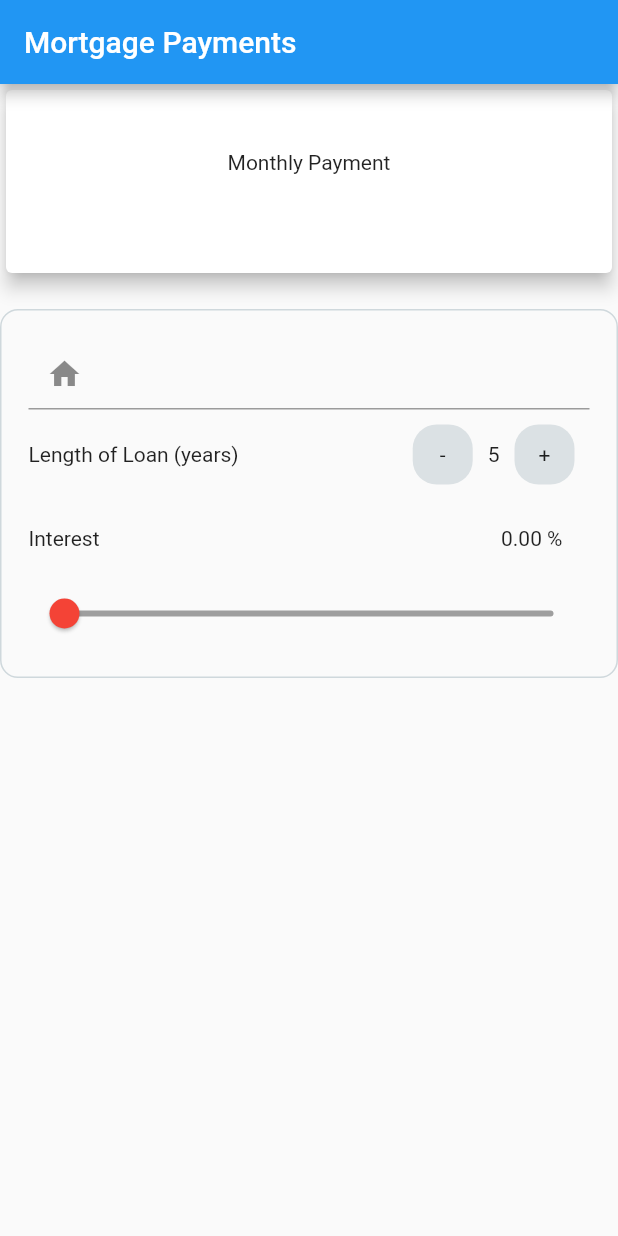
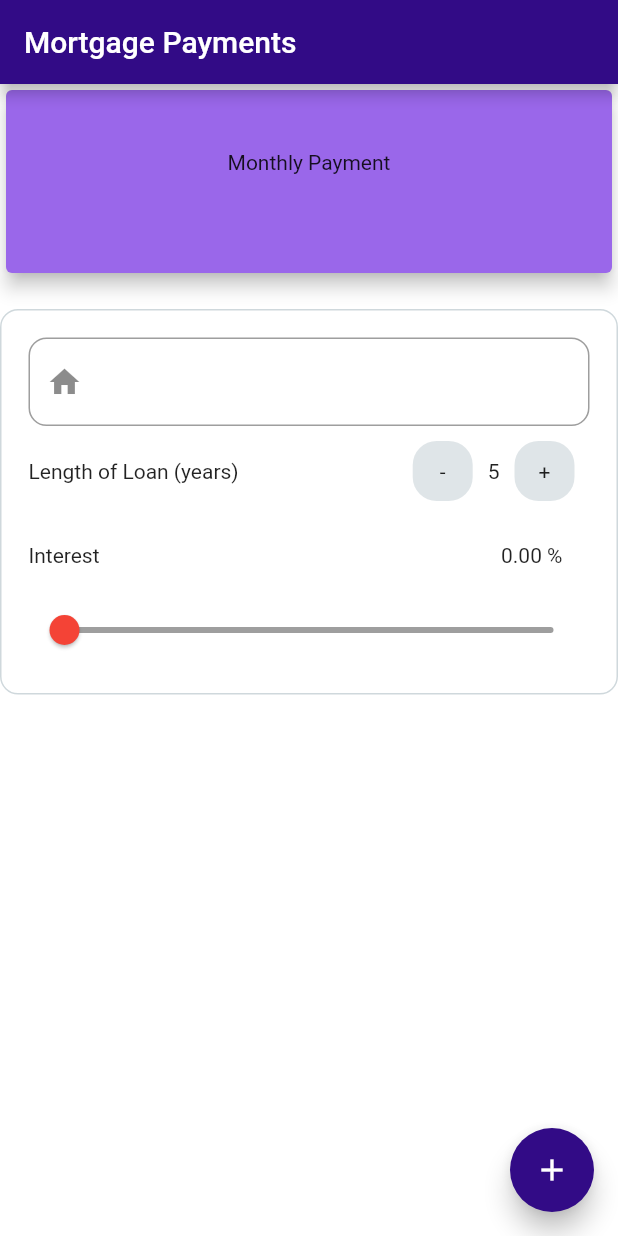
Before and after one commit to codr-mayank/mortgage_calculator-app, a Flutter app: the screen it shows after launch, after a tap on an icon or button, on a phone screen of 412 x 824 dp. Run offline on Flutter 3.47's test engine with Material 2 defaults, Android fonts, the phone set to English and light mode, and no system bars.

Commit message:
add color palette and make app theme

```diff
--- a/lib/main.dart
+++ b/lib/main.dart
@@ -1,7 +1,42 @@
 import 'package:flutter/material.dart';
 import 'package:mortgage_payment_starter_app/ui/mortgage_app.dart';
+import 'package:mortgage_payment_starter_app/util/colors.dart';
 
+final ThemeData _mortgageTheme = _buildMortgageTheme();
+
+ThemeData _buildMortgageTheme() {
+  final ThemeData base = ThemeData.light();
+  return base.copyWith(
+    accentColor: primaryIndigoDark,
+    primaryColor: secondaryPurpleDark,
+    scaffoldBackgroundColor: secondaryBackgroundWhite,
+    hintColor: textOnPrimaryBlack,
+    cardColor: secondaryPurpleLight,
+    textTheme: _buildMortgageTextTheme(base.textTheme),
+    inputDecorationTheme: InputDecorationTheme(
+      border: OutlineInputBorder(
+        borderSide: BorderSide(color: primaryIndigoDark),
+        borderRadius: BorderRadius.circular(12),
+      ),
+    ),
+    floatingActionButtonTheme: base.floatingActionButtonTheme.copyWith(
+      elevation: 7,
+      splashColor: primaryIndigoLight,
+      backgroundColor: secondaryPurpleDark,
+    ),
+  );
+}
+
+_buildMortgageTextTheme(TextTheme base) {
+  return base.copyWith(
+    body1: TextStyle(
+      color: textOnPrimaryBlack,
+      fontSize: 16,
+    ),
+  );
+}
 
 void main() => runApp(new MaterialApp(
-  home: MortgageApp(),
-));
+      theme: _buildMortgageTheme(),
+      home: MortgageApp(),
+    ));
--- a/lib/ui/mortgage_app.dart
+++ b/lib/ui/mortgage_app.dart
@@ -11,10 +11,13 @@ class _MortgageAppState extends State<MortgageApp> {
   int _lengthOfLoan = 0;
   double _homePrice = 0.0;
 
-
   @override
   Widget build(BuildContext context) {
     return Scaffold(
+      floatingActionButton: FloatingActionButton(
+        onPressed: ()=>{},
+        child: Icon(Icons.add),
+      ),
       appBar: AppBar(
         title: Text("Mortgage Payments"),
       ),
@@ -32,19 +35,19 @@ class _MortgageAppState extends State<MortgageApp> {
                   children: <Widget>[
                     Text("Monthly Payment"),
                     SizedBox(height: 9),
-                    Text(" ${ ( _homePrice > 0 && _interest > 0.0) ? "\$${calculateMonthlyPayment(_homePrice, _interest, _lengthOfLoan)}" : ""}")
+                    Text(
+                        " ${(_homePrice > 0 && _interest > 0.0) ? "\$${calculateMonthlyPayment(_homePrice, _interest, _lengthOfLoan)}" : ""}")
                   ],
                 ),
               ),
             ),
-
             Container(
               margin: EdgeInsets.only(top: 20),
               decoration: BoxDecoration(
                   color: Colors.transparent,
                   border: Border.all(
                       color: Colors.blueGrey.shade100, //TODO: theme this!
-                 style: BorderStyle.solid// //TODO: theme this!
+                      style: BorderStyle.solid // //TODO: theme this!
                       ),
                   borderRadius: BorderRadius.circular(12)),
               child: Padding(
@@ -52,20 +55,19 @@ class _MortgageAppState extends State<MortgageApp> {
                 child: Column(
                   children: <Widget>[
                     TextField(
-                      keyboardType: TextInputType.numberWithOptions(decimal: true),
-                      style: TextStyle(color: Colors.black),//TODO: theme this!
+                      keyboardType:
+                          TextInputType.numberWithOptions(decimal: true),
+                      style: TextStyle(color: Colors.black), //TODO: theme this!
                       decoration: InputDecoration(
                           prefixText: "Home Price",
                           prefixIcon: Icon(Icons.home)),
                       onChanged: (String value) {
                         try {
                           _homePrice = double.parse(value);
-
-                        }catch (exception) {
+                        } catch (exception) {
                           _homePrice = 0.0;
                         }
-
-                      },//TODO: theme this!
+                      }, //TODO: theme this!
                     ),
                     Row(
                       mainAxisAlignment: MainAxisAlignment.spaceBetween,
@@ -77,9 +79,9 @@ class _MortgageAppState extends State<MortgageApp> {
                             InkWell(
                               onTap: () {
                                 setState(() {
-                                 if(_lengthOfLoan > 0) {
+                                  if (_lengthOfLoan > 0) {
                                     _lengthOfLoan -= 5;
-                                 }else {
+                                  } else {
                                     // do nothing
                                   }
                                 });
@@ -90,16 +92,15 @@ class _MortgageAppState extends State<MortgageApp> {
                                 margin: EdgeInsets.all(10),
                                 decoration: BoxDecoration(
                                     borderRadius: BorderRadius.circular(16),
-                                   color: Colors.blueGrey.withOpacity(0.2)
-                               ),
-                               child: Center(child: Text("-")), //TODO: Style Theme it!
+                                    color: Colors.blueGrey.withOpacity(0.2)),
+                                child: Center(
+                                    child: Text("-")), //TODO: Style Theme it!
                               ),
                             ),
                             Text("$_lengthOfLoan"), //TODO: Style Theme it!
                             InkWell(
                               onTap: () {
                                 setState(() {
-
                                   _lengthOfLoan += 5;
                                 });
                               },
@@ -109,9 +110,9 @@ class _MortgageAppState extends State<MortgageApp> {
                                   margin: EdgeInsets.all(10),
                                   decoration: BoxDecoration(
                                       color: Colors.blueGrey.withOpacity(0.2),
-                                 borderRadius: BorderRadius.circular(16)
-                               ),
-                               child: Center(child:Text("+")) //TODO: theme this!
+                                      borderRadius: BorderRadius.circular(16)),
+                                  child: Center(
+                                      child: Text("+")) //TODO: theme this!
 
                                   ),
                             )
@@ -125,7 +126,9 @@ class _MortgageAppState extends State<MortgageApp> {
                       mainAxisAlignment: MainAxisAlignment.spaceBetween,
                       children: <Widget>[
                         Text("Interest"), ////TODO: theme this!
-                       Padding(padding: EdgeInsets.all(18), child:Text("${_interest.toStringAsFixed(2)} %") )
+                        Padding(
+                            padding: EdgeInsets.all(18),
+                            child: Text("${_interest.toStringAsFixed(2)} %"))
                       ],
                     ),
 
@@ -135,30 +138,25 @@ class _MortgageAppState extends State<MortgageApp> {
                         Slider(
                             min: 0.0,
                             max: 10.0,
-                            activeColor: Colors.red , //TODO: Theme this!
+                            activeColor: Colors.red, //TODO: Theme this!
                             inactiveColor: Colors.grey, //TODO: Theme this!
                             // divisions: 10,
                             value: _interest,
                             onChanged: (double newValue) {
                               setState(() {
-
                                 _interest = newValue;
                               });
                             })
                       ],
                     )
-
                   ],
                 ),
               ),
             )
-
-
           ],
         ),
       ),
     );
-
   }
 
   //Monthly Payment Formula
@@ -171,7 +169,7 @@ class _MortgageAppState extends State<MortgageApp> {
    double payment = loan * c * Math.pow(1 + c, n) /
                     (Math.pow(1 + c, n) - 1);
    */
-   calculateMonthlyPayment(double homePrice, double interest, int loanLength ) {
+  calculateMonthlyPayment(double homePrice, double interest, int loanLength) {
     int n = 12 * loanLength;
     double c = interest / 12.0 / 100.0;
     double monthlyPayment = 0.0;
@@ -179,10 +177,9 @@ class _MortgageAppState extends State<MortgageApp> {
     if (homePrice < 0 || homePrice.toString().isEmpty || homePrice == null) {
       //no go!
       // _homePrice = 0.0;
-     }else {
+    } else {
       monthlyPayment = homePrice * c * pow(1 + c, n) / (pow(1 + c, n) - 1);
     }
-
 
     return monthlyPayment.toStringAsFixed(2);
   }
--- a/lib/util/colors.dart
+++ b/lib/util/colors.dart
@@ -9,6 +9,6 @@ const secondaryDeepPurple = const Color(0xFF673ab7);
 const secondaryPurpleLight = const Color(0xFF9a67ea);
 const secondaryPurpleDark = const Color(0xff320b86);
 
-const textOnPrimary = const Color(0xff000000);
+const textOnPrimaryBlack = const Color(0xff000000);
 const textOnSecondaryWhite = const Color(0xffffffff);
 const secondaryBackgroundWhite = const Color(0xffffffff);
```
Lines whose indentation alone changed are shown as unchanged.
